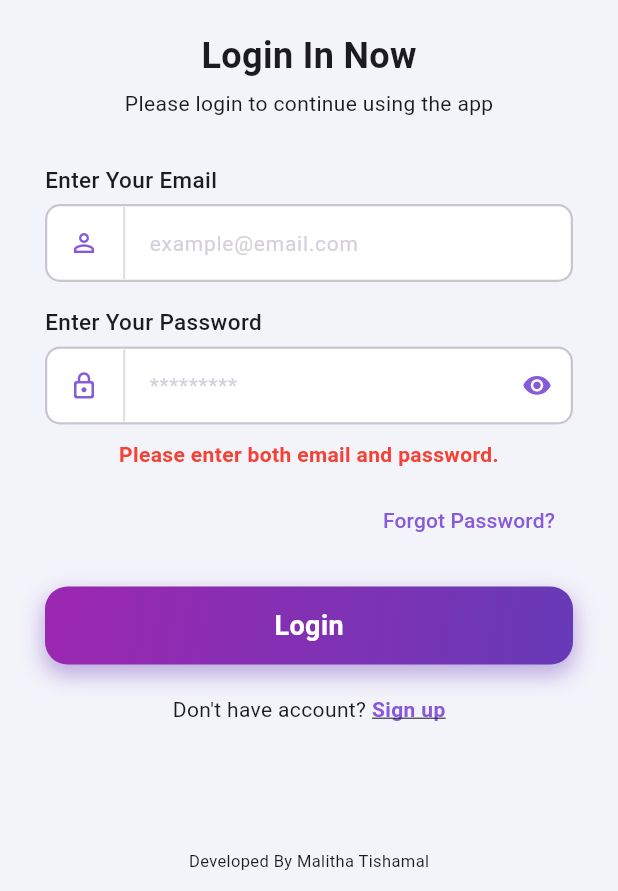
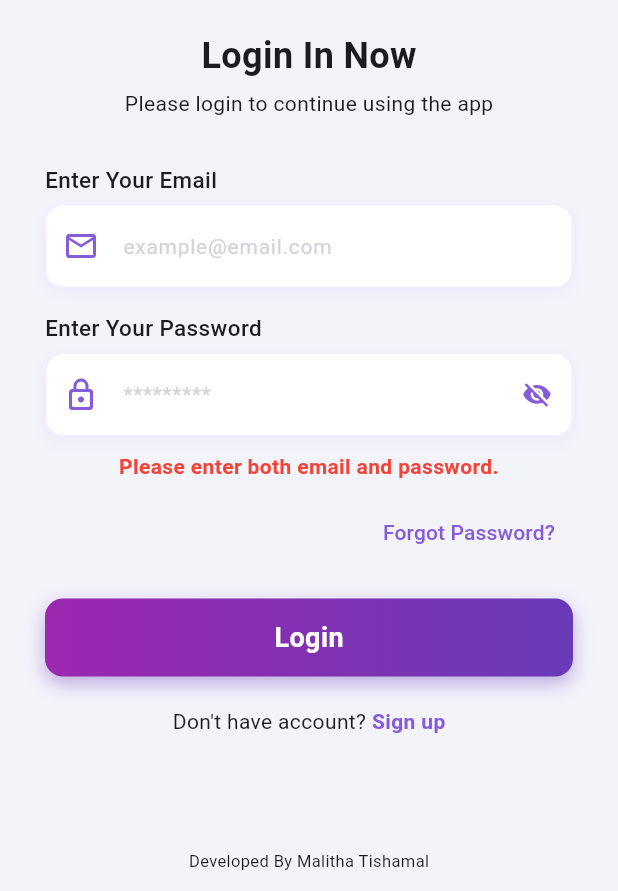
Before and after one commit to malitha-tishamal/MediQ-Antibiotic-Management-App, a Flutter app: the LoginPage screen opened directly, after a tap on "Login", on a phone screen of 412 x 824 dp, the part 345-1236 px from its top. Run offline on Flutter 3.47's test engine with Material 3 defaults, Android fonts, the phone set to English and light mode, and no system bars; our stand-ins replace cloud_firestore, csv, firebase_auth, firebase_core, fl_chart, flutter_typeahead and 5 more; accounts and stored records are empty.

Commit message:
Refactor login page: lockout logic & UI polish
Clean up and refactor login_page.dart: consolidate and simplify lockout logic (durations, record/reset/check flows), streamline Firestore queries and timestamp handling, and simplify lockout timer updates. Improve UI/UX: add Hero for logo, update input icons and styling, unify text field containers, enhance password visibility control, and refactor gradient button for consistent disabled/active styling. Misc: tighten error/message handling, set snackbar color, adjust Navigator builder parameter, remove redundant comments/listeners, and apply various small readability and formatting fixes.

```diff
--- a/mediq/lib/auth/login_page.dart
+++ b/mediq/lib/auth/login_page.dart
@@ -1,3 +1,4 @@
+// login_page.dart
 import 'dart:async';
 import 'package:flutter/material.dart';
 import 'package:firebase_auth/firebase_auth.dart';
@@ -26,68 +27,51 @@ class _LoginPageState extends State<LoginPage> {
   String? _errorMessage;
   Timer? _lockoutTimer;
 
-  // Helper to get lockout duration in seconds based on failed attempts
+  // ----------------------------------------------------------------------
+  // LOCKOUT LOGIC
+  // ----------------------------------------------------------------------
   int _getLockoutDuration(int attempts) {
     switch (attempts) {
-      case 3:
-        return 30;
-      case 4:
-        return 60;
-      case 5:
-        return 180;
-      case 6:
-        return 600;
-      case 7:
-        return 1800;
-      default:
-        return 0;
+      case 3: return 30;
+      case 4: return 60;
+      case 5: return 180;
+      case 6: return 600;
+      case 7: return 1800;
+      default: return 0;
     }
   }
 
-  // Fetch user document by email (requires an index on email)
   Future<DocumentSnapshot?> _getUserDocByEmail(String email) async {
     try {
-      final querySnapshot = await _firestore
+      final query = await _firestore
           .collection('users')
           .where('email', isEqualTo: email)
           .limit(1)
           .get();
-      if (querySnapshot.docs.isNotEmpty) {
-        return querySnapshot.docs.first;
-      }
-      return null;
+      return query.docs.isNotEmpty ? query.docs.first : null;
     } catch (e) {
       debugPrint('Error fetching user by email: $e');
       return null;
     }
   }
 
-  // Update failed attempts and lockout state for the user
   Future<void> _recordFailedAttempt(String email) async {
     final userDoc = await _getUserDocByEmail(email);
-    if (userDoc == null) return; // No user document, cannot record
-
+    if (userDoc == null) return;
     final data = userDoc.data() as Map<String, dynamic>;
     int attempts = (data['failedLoginAttempts'] ?? 0) + 1;
     String status = data['status'] ?? 'Approved';
-    Timestamp? lockoutUntil = data['lockoutUntil'];
+    Timestamp? lockoutUntil;
 
-    // If already locked, do nothing (should have been caught earlier)
     if (status == 'Locked') return;
 
-    // Determine new state
     if (attempts >= 8) {
-      // Account lock
       status = 'Locked';
       lockoutUntil = null;
     } else {
       final duration = _getLockoutDuration(attempts);
       if (duration > 0) {
-        lockoutUntil = Timestamp.fromDate(
-          DateTime.now().add(Duration(seconds: duration)),
-        );
-      } else {
-        lockoutUntil = null;
+        lockoutUntil = Timestamp.fromDate(DateTime.now().add(Duration(seconds: duration)));
       }
     }
 
@@ -98,7 +82,6 @@ class _LoginPageState extends State<LoginPage> {
     });
   }
 
-  // Reset attempts on successful login
   Future<void> _resetFailedAttempts(String email) async {
     final userDoc = await _getUserDocByEmail(email);
     if (userDoc == null) return;
@@ -108,19 +91,15 @@ class _LoginPageState extends State<LoginPage> {
     });
   }
 
-  // Check if the user is locked out (either account locked or temporary lockout)
   Future<({bool isLocked, String? message, DateTime? lockoutEnd})> _checkLockoutStatus(
       String email) async {
     final userDoc = await _getUserDocByEmail(email);
-    if (userDoc == null) {
-      return (isLocked: false, message: null, lockoutEnd: null);
-    }
+    if (userDoc == null) return (isLocked: false, message: null, lockoutEnd: null);
 
     final data = userDoc.data() as Map<String, dynamic>;
     final status = data['status'] as String?;
     final lockoutUntil = data['lockoutUntil'] as Timestamp?;
 
-    // Account permanently locked
     if (status == 'Locked') {
       return (
         isLocked: true,
@@ -129,7 +108,6 @@ class _LoginPageState extends State<LoginPage> {
       );
     }
 
-    // Temporary lockout
     if (lockoutUntil != null) {
       final lockoutDateTime = lockoutUntil.toDate();
       if (lockoutDateTime.isAfter(DateTime.now())) {
@@ -139,21 +117,16 @@ class _LoginPageState extends State<LoginPage> {
           lockoutEnd: lockoutDateTime
         );
       } else {
-        // Lockout expired, we could reset the lockout field, but leave attempts count for next failure
         await userDoc.reference.update({'lockoutUntil': null});
       }
     }
-
     return (isLocked: false, message: null, lockoutEnd: null);
   }
 
   void _startLockoutTimer() {
     _lockoutTimer?.cancel();
     if (_errorMessage != null && _errorMessage!.contains('Try again in')) {
-      _lockoutTimer = Timer.periodic(const Duration(seconds: 1), (timer) {
-        // Re‑evaluate lockout status to update remaining time
-        _updateLockoutMessage();
-      });
+      _lockoutTimer = Timer.periodic(const Duration(seconds: 1), (_) => _updateLockoutMessage());
     }
   }
 
@@ -165,7 +138,6 @@ class _LoginPageState extends State<LoginPage> {
     if (status.isLocked && status.lockoutEnd != null) {
       final remaining = status.lockoutEnd!.difference(DateTime.now());
       if (remaining.isNegative) {
-        // Lockout expired, clear message
         if (mounted) setState(() => _errorMessage = null);
         _lockoutTimer?.cancel();
       } else {
@@ -173,22 +145,17 @@ class _LoginPageState extends State<LoginPage> {
         if (remaining.inHours > 0) formatted += '${remaining.inHours}h ';
         final minutes = remaining.inMinutes.remainder(60);
         final seconds = remaining.inSeconds.remainder(60);
-        formatted += '${minutes.toString().padLeft(2, '0')}m ';
-        formatted += '${seconds.toString().padLeft(2, '0')}s';
+        formatted += '${minutes.toString().padLeft(2, '0')}m ${seconds.toString().padLeft(2, '0')}s';
         if (mounted) {
-          setState(() {
-            _errorMessage = 'Too many failed attempts. Try again in $formatted.';
-          });
+          setState(() => _errorMessage = 'Too many failed attempts. Try again in $formatted.');
         }
       }
     } else if (status.isLocked && status.lockoutEnd == null) {
       if (mounted) setState(() => _errorMessage = status.message);
       _lockoutTimer?.cancel();
     } else {
-      // No lockout, clear message if it was a lockout message
       if (_errorMessage != null &&
-          (_errorMessage!.contains('Try again in') ||
-              _errorMessage!.contains('account has been locked'))) {
+          (_errorMessage!.contains('Try again in') || _errorMessage!.contains('account has been locked'))) {
         if (mounted) setState(() => _errorMessage = null);
       }
       _lockoutTimer?.cancel();
@@ -212,7 +179,6 @@ class _LoginPageState extends State<LoginPage> {
       return;
     }
 
-    // Check lockout status before attempting sign-in
     final lockoutStatus = await _checkLockoutStatus(email);
     if (lockoutStatus.isLocked) {
       setState(() {
@@ -228,77 +194,53 @@ class _LoginPageState extends State<LoginPage> {
         email: email,
         password: password,
       );
+      final user = userCredential.user;
+      if (user == null) throw Exception('User object is null.');
 
-      final user = userCredential.user;
-      if (user == null) throw Exception("User object is null.");
-
-      // Fetch user document (by UID) to check status again (safety)
       final userDoc = await _firestore.collection('users').doc(user.uid).get();
       if (!userDoc.exists) {
         await _auth.signOut();
-        setState(() {
-          _errorMessage = 'User profile not found. Contact support.';
-        });
+        setState(() => _errorMessage = 'User profile not found. Contact support.');
         return;
       }
 
       final accountStatus = userDoc.data()?['status'];
       if (accountStatus != 'Approved') {
         await _auth.signOut();
-        setState(() {
-          _errorMessage =
-              'Your account status is "$accountStatus". Access restricted until approval.';
-        });
+        setState(() => _errorMessage = 'Your account status is "$accountStatus". Access restricted.');
         return;
       }
 
-      // Reset failed attempts on successful login
       await _resetFailedAttempts(email);
-
       _lockoutTimer?.cancel();
 
       if (mounted) {
         ScaffoldMessenger.of(context).showSnackBar(
-          const SnackBar(content: Text('Login Successful!')),
+          const SnackBar(content: Text('Login Successful!'), backgroundColor: AppColors.primaryPurple),
         );
         await Navigator.of(context).pushReplacement(
-          MaterialPageRoute(builder: (context) => const DashboardWrapper()),
+          MaterialPageRoute(builder: (_) => const DashboardWrapper()),
         );
       }
     } on FirebaseAuthException catch (e) {
-      // Record failed attempt only for wrong password or user not found (which indicates existing user)
       if (e.code == 'wrong-password') {
         await _recordFailedAttempt(email);
-        // Re‑check lockout after recording
         final newLockout = await _checkLockoutStatus(email);
         if (newLockout.isLocked) {
-          setState(() {
-            _errorMessage = newLockout.message;
-          });
+          setState(() => _errorMessage = newLockout.message);
           if (newLockout.lockoutEnd != null) _startLockoutTimer();
         } else {
-          setState(() {
-            _errorMessage = 'Invalid email or password.';
-          });
+          setState(() => _errorMessage = 'Invalid email or password.');
         }
       } else if (e.code == 'user-not-found') {
-        // Email doesn't exist in Auth, likely not registered. Don't record attempt.
-        setState(() {
-          _errorMessage = 'Invalid email or password.';
-        });
+        setState(() => _errorMessage = 'Invalid email or password.');
       } else if (e.code == 'invalid-email') {
-        setState(() {
-          _errorMessage = 'The email address is not valid.';
-        });
+        setState(() => _errorMessage = 'The email address is not valid.');
       } else {
-        setState(() {
-          _errorMessage = 'Login Error: ${e.message}';
-        });
+        setState(() => _errorMessage = 'Login Error: ${e.message}');
       }
     } catch (e) {
-      setState(() {
-        _errorMessage = 'An unexpected error occurred.';
-      });
+      setState(() => _errorMessage = 'An unexpected error occurred.');
     } finally {
       if (mounted) setState(() => _isLoading = false);
     }
@@ -307,10 +249,7 @@ class _LoginPageState extends State<LoginPage> {
   @override
   void initState() {
     super.initState();
-    // Check lockout status on initial load (if email already entered)
-    _emailController.addListener(() {
-      // Optional: you could call _updateLockoutMessage here to update UI as user types
-    });
+    _emailController.addListener(() {});
   }
 
   @override
@@ -321,6 +260,9 @@ class _LoginPageState extends State<LoginPage> {
     super.dispose();
   }
 
+  // ----------------------------------------------------------------------
+  // UI
+  // ----------------------------------------------------------------------
   @override
   Widget build(BuildContext context) {
     return Scaffold(
@@ -329,7 +271,6 @@ class _LoginPageState extends State<LoginPage> {
         padding: const EdgeInsets.symmetric(horizontal: 30.0),
         child: Column(
           children: [
-            // Scrollable content
             Expanded(
               child: SingleChildScrollView(
                 physics: const ClampingScrollPhysics(),
@@ -337,11 +278,15 @@ class _LoginPageState extends State<LoginPage> {
                   mainAxisAlignment: MainAxisAlignment.center,
                   children: <Widget>[
                     const SizedBox(height: 30),
-                    Image.asset(
+                    // Hero animation – shared with ForgotPasswordPage
+                    Hero(
+                      tag: 'app-logo',
+                      child: Image.asset(
                         'assets/logo/logo.png',
                         height: 200,
                         errorBuilder: (context, error, stackTrace) =>
-                          const Icon(Icons.lock, size: 100, color: AppColors.primaryPurple),
+                            const Icon(Icons.medical_services, size: 100, color: AppColors.primaryPurple),
+                      ),
                     ),
                     const SizedBox(height: 20),
                     const Text(
@@ -358,16 +303,19 @@ class _LoginPageState extends State<LoginPage> {
                       style: TextStyle(color: AppColors.darkText, fontSize: 14),
                     ),
                     const SizedBox(height: 30),
+
                     _buildInputField(
                       label: 'Enter Your Email',
                       hint: 'example@email.com',
-                      icon: Icons.person_outline,
+                      icon: Icons.email_outlined,
                       keyboardType: TextInputType.emailAddress,
                       controller: _emailController,
                     ),
                     const SizedBox(height: 16),
+
                     _buildPasswordInput(),
                     const SizedBox(height: 10),
+
                     if (_errorMessage != null)
                       Padding(
                         padding: const EdgeInsets.only(bottom: 10.0),
@@ -377,6 +325,7 @@ class _LoginPageState extends State<LoginPage> {
                           textAlign: TextAlign.center,
                         ),
                       ),
+
                     Align(
                       alignment: Alignment.centerRight,
                       child: TextButton(
@@ -385,9 +334,7 @@ class _LoginPageState extends State<LoginPage> {
                             : () {
                                 Navigator.push(
                                   context,
-                                  MaterialPageRoute(
-                                    builder: (context) => const ForgotPasswordPage(),
-                                  ),
+                                  MaterialPageRoute(builder: (context) => const ForgotPasswordPage()),
                                 );
                               },
                         child: const Text(
@@ -401,11 +348,13 @@ class _LoginPageState extends State<LoginPage> {
                       ),
                     ),
                     const SizedBox(height: 20),
+
                     _buildGradientButton(
                       text: _isLoading ? 'Logging In...' : 'Login',
                       onPressed: _isLoading ? null : _handleLogin,
                     ),
                     const SizedBox(height: 20),
+
                     Row(
                       mainAxisAlignment: MainAxisAlignment.center,
                       children: [
@@ -428,7 +377,6 @@ class _LoginPageState extends State<LoginPage> {
                               fontSize: 14,
                               color: AppColors.primaryPurple,
                               fontWeight: FontWeight.bold,
-                              decoration: TextDecoration.underline,
                             ),
                           ),
                         ),
@@ -439,7 +387,6 @@ class _LoginPageState extends State<LoginPage> {
                 ),
               ),
             ),
-            // Fixed footer
             const Padding(
               padding: EdgeInsets.only(bottom: 12.0),
               child: Text(
@@ -448,54 +395,6 @@ class _LoginPageState extends State<LoginPage> {
               ),
             ),
           ],
-        ),
-      ),
-    );
-  }
-
-  Widget _buildGradientButton({required String text, required VoidCallback? onPressed}) {
-    final bool isButtonDisabled = onPressed == null;
-    return Opacity(
-      opacity: isButtonDisabled ? 0.6 : 1.0,
-      child: Container(
-        width: double.infinity,
-        height: 52,
-        decoration: BoxDecoration(
-          borderRadius: BorderRadius.circular(15),
-          gradient: LinearGradient(
-            colors: isButtonDisabled
-                ? [Colors.grey.shade400, Colors.grey.shade600]
-                : const [AppColors.buttonGradientStart, AppColors.buttonGradientEnd],
-            begin: Alignment.topLeft,
-            end: Alignment.bottomRight,
-          ),
-          boxShadow: isButtonDisabled
-              ? []
-              : [
-                  BoxShadow(
-                    color: AppColors.buttonGradientEnd.withOpacity(0.4),
-                    blurRadius: 12,
-                    offset: const Offset(0, 6),
-                    spreadRadius: 1,
-                  ),
-                ],
-        ),
-        child: Material(
-          color: Colors.transparent,
-          child: InkWell(
-            onTap: onPressed,
-            borderRadius: BorderRadius.circular(15),
-            child: Center(
-              child: Text(
-                text,
-                style: const TextStyle(
-                  color: Colors.white,
-                  fontSize: 18,
-                  fontWeight: FontWeight.w600,
-                ),
-              ),
-            ),
-          ),
         ),
       ),
     );
@@ -520,37 +419,36 @@ class _LoginPageState extends State<LoginPage> {
           ),
         ),
         const SizedBox(height: 6),
-        TextField(
+        Container(
+          decoration: BoxDecoration(
+            color: Colors.white,
+            borderRadius: BorderRadius.circular(12),
+            boxShadow: [
+              BoxShadow(
+                color: AppColors.primaryPurple.withOpacity(0.05),
+                blurRadius: 8,
+                offset: const Offset(0, 4),
+              ),
+            ],
+          ),
+          child: TextField(
             controller: controller,
             keyboardType: keyboardType,
             decoration: InputDecoration(
               hintText: hint,
               hintStyle: TextStyle(color: AppColors.inputBorder.withOpacity(0.8), fontSize: 14),
-            filled: true,
-            fillColor: Colors.white,
-            border: OutlineInputBorder(
-              borderRadius: BorderRadius.circular(10),
-              borderSide: const BorderSide(color: AppColors.inputBorder, width: 1.5),
-            ),
+              contentPadding: const EdgeInsets.symmetric(vertical: 16.0, horizontal: 20.0),
+              prefixIcon: Icon(icon, color: AppColors.primaryPurple),
+              border: InputBorder.none,
               enabledBorder: OutlineInputBorder(
-              borderRadius: BorderRadius.circular(10),
-              borderSide: const BorderSide(color: AppColors.inputBorder, width: 1.5),
+                borderRadius: BorderRadius.circular(12),
+                borderSide: BorderSide(color: AppColors.primaryPurple.withOpacity(0.1), width: 1),
               ),
               focusedBorder: OutlineInputBorder(
-              borderRadius: BorderRadius.circular(10),
-              borderSide: const BorderSide(color: AppColors.primaryPurple, width: 2.0),
-            ),
-            prefixIcon: Container(
-              margin: const EdgeInsets.only(right: 12),
-              decoration: BoxDecoration(
-                border: Border(right: BorderSide(color: Colors.grey.shade300, width: 1.5)),
-              ),
-              child: Padding(
-                padding: const EdgeInsets.symmetric(horizontal: 16),
-                child: Icon(icon, color: AppColors.primaryPurple, size: 20),
+                borderRadius: BorderRadius.circular(12),
+                borderSide: const BorderSide(color: AppColors.primaryPurple, width: 2),
               ),
             ),
-            contentPadding: const EdgeInsets.symmetric(vertical: 14, horizontal: 8),
           ),
         ),
       ],
@@ -570,48 +468,94 @@ class _LoginPageState extends State<LoginPage> {
           ),
         ),
         const SizedBox(height: 6),
-        TextField(
+        Container(
+          decoration: BoxDecoration(
+            color: Colors.white,
+            borderRadius: BorderRadius.circular(12),
+            boxShadow: [
+              BoxShadow(
+                color: AppColors.primaryPurple.withOpacity(0.05),
+                blurRadius: 8,
+                offset: const Offset(0, 4),
+              ),
+            ],
+          ),
+          child: TextField(
             controller: _passwordController,
             obscureText: !_isPasswordVisible,
             decoration: InputDecoration(
               hintText: '*********',
               hintStyle: TextStyle(color: AppColors.inputBorder.withOpacity(0.8), fontSize: 14),
-            filled: true,
-            fillColor: Colors.white,
-            border: OutlineInputBorder(
-              borderRadius: BorderRadius.circular(10),
-              borderSide: const BorderSide(color: AppColors.inputBorder, width: 1.5),
-            ),
-            enabledBorder: OutlineInputBorder(
-              borderRadius: BorderRadius.circular(10),
-              borderSide: const BorderSide(color: AppColors.inputBorder, width: 1.5),
-            ),
-            focusedBorder: OutlineInputBorder(
-              borderRadius: BorderRadius.circular(10),
-              borderSide: const BorderSide(color: AppColors.primaryPurple, width: 2.0),
-            ),
-            prefixIcon: Container(
-              margin: const EdgeInsets.only(right: 12),
-              decoration: BoxDecoration(
-                border: Border(right: BorderSide(color: Colors.grey.shade300, width: 1.5)),
-              ),
-              child: const Padding(
-                padding: EdgeInsets.symmetric(horizontal: 16),
-                child: Icon(Icons.lock_outline_rounded, color: AppColors.primaryPurple, size: 20),
-              ),
-            ),
+              contentPadding: const EdgeInsets.symmetric(vertical: 16.0, horizontal: 20.0),
+              prefixIcon: const Icon(Icons.lock_outline_rounded, color: AppColors.primaryPurple),
               suffixIcon: IconButton(
                 icon: Icon(
-                _isPasswordVisible ? Icons.visibility_off_rounded : Icons.visibility_rounded,
+                  _isPasswordVisible ? Icons.visibility_rounded : Icons.visibility_off_rounded,
                   color: AppColors.primaryPurple,
                   size: 20,
                 ),
                 onPressed: () => setState(() => _isPasswordVisible = !_isPasswordVisible),
               ),
-            contentPadding: const EdgeInsets.symmetric(vertical: 14, horizontal: 8),
+              border: InputBorder.none,
+              enabledBorder: OutlineInputBorder(
+                borderRadius: BorderRadius.circular(12),
+                borderSide: BorderSide(color: AppColors.primaryPurple.withOpacity(0.1), width: 1),
+              ),
+              focusedBorder: OutlineInputBorder(
+                borderRadius: BorderRadius.circular(12),
+                borderSide: const BorderSide(color: AppColors.primaryPurple, width: 2),
+              ),
+            ),
           ),
         ),
       ],
     );
   }
+
+  Widget _buildGradientButton({required String text, required VoidCallback? onPressed}) {
+    final bool isDisabled = onPressed == null;
+    return Opacity(
+      opacity: isDisabled ? 0.6 : 1.0,
+      child: Container(
+        width: double.infinity,
+        height: 52,
+        decoration: BoxDecoration(
+          borderRadius: BorderRadius.circular(12),
+          gradient: isDisabled
+              ? LinearGradient(colors: [Colors.grey.shade400, Colors.grey.shade600])
+              : const LinearGradient(
+                  colors: [AppColors.buttonGradientStart, AppColors.buttonGradientEnd],
+                  begin: Alignment.centerLeft,
+                  end: Alignment.centerRight,
+                ),
+          boxShadow: isDisabled
+              ? []
+              : [
+                  BoxShadow(
+                    color: AppColors.buttonGradientEnd.withOpacity(0.4),
+                    blurRadius: 10,
+                    offset: const Offset(0, 5),
+                  ),
+                ],
+        ),
+        child: Material(
+          color: Colors.transparent,
+          child: InkWell(
+            onTap: onPressed,
+            borderRadius: BorderRadius.circular(12),
+            child: Center(
+              child: Text(
+                text,
+                style: const TextStyle(
+                  color: Colors.white,
+                  fontSize: 18,
+                  fontWeight: FontWeight.w600,
+                ),
+              ),
+            ),
+          ),
+        ),
+      ),
+    );
   }
+}
```
Lines whose indentation alone changed are shown as unchanged.
